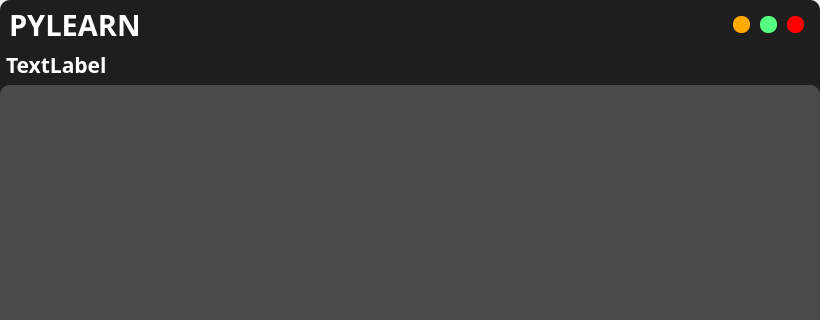
hoangm960/Astraea, file UI_Files/edit_form.ui: the form before one commit; both pictures show x 0 to 820 and y 0 to 320 of the 820 by 650 pixel window.
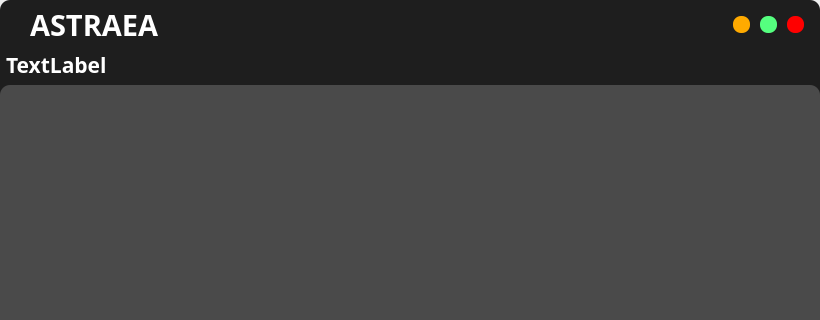
The form after the commit. The open tabs and pages were chosen to show the change. Icons and pictures are not drawn.

```diff
--- a/UI_Files/edit_form.ui
+++ b/UI_Files/edit_form.ui
@@ -115,6 +115,9 @@
              <enum>QFrame::Raised</enum>
             </property>
             <layout class="QVBoxLayout" name="verticalLayout_3">
+             <property name="leftMargin">
+              <number>30</number>
+             </property>
              <item>
               <widget class="QLabel" name="title_label">
                <property name="font">
@@ -126,7 +129,7 @@
                 </font>
                </property>
                <property name="text">
-                <string>PYLEARN</string>
+                <string>ASTRAEA</string>
                </property>
               </widget>
              </item>
```
Left out of the diff: 4 changed lines with no effect on the pictures.
